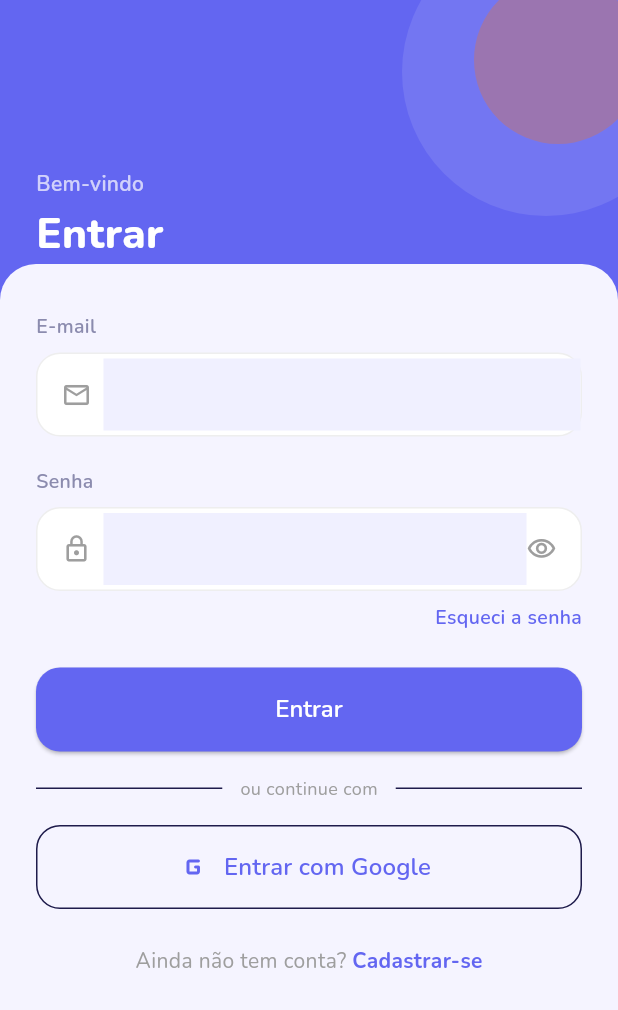
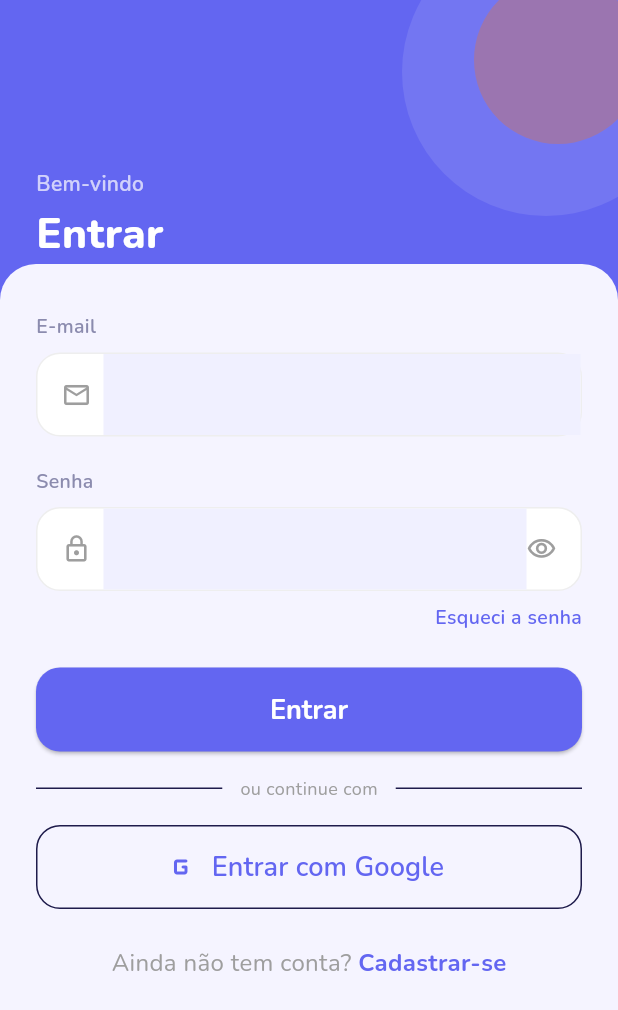
Before and after one commit to lupetenazzi/estudos_app, a Flutter app: the screen it shows after launch, on a phone screen of 412 x 824 dp. Shown: the top 1010 px of the screen. Run offline on Flutter 3.47's test engine with Material 3 defaults, Android fonts, the phone set to English and light mode, and no system bars; our stand-ins replace drift, drift_flutter, flutter_local_notifications, flutter_riverpod, freezed_annotation, google_fonts and 4 more; missing offline and left inert: googleapis; accounts and stored records are empty; generated files the repository leaves out were written again.

Commit message:
feat: ajustes de UI no tamanho da fonte

```diff
--- a/lib/theme/app_theme.dart
+++ b/lib/theme/app_theme.dart
@@ -2,35 +2,22 @@ import 'package:flutter/material.dart';
 import 'package:google_fonts/google_fonts.dart';
 
 class AppColors {
-  // Cores principais
   static const primary = Color(0xFF6366F1);
   static const primaryForeground = Color(0xFFFFFFFF);
-
-  // Fundo e superfícies
   static const background = Color(0xFFF5F4FF);
   static const surface = Color(0xFFFFFFFF);
   static const muted = Color(0xFFEEF0FF);
-
-  // Textos
   static const foreground = Color(0xFF1E1B4B);
   static const mutedForeground = Color(0xFF8B8BAE);
-
-  // Acento (laranja)
   static const accent = Color(0xFFF97316);
   static const accentForeground = Color(0xFFFFFFFF);
-
-  // Secundário (laranja claro)
   static const secondary = Color(0xFFFFF4ED);
   static const secondaryForeground = Color(0xFFC2410C);
-
-  // Estados
   static const destructive = Color(0xFFEF4444);
   static const success = Color(0xFF10B981);
   static const warning = Color(0xFFF59E0B);
-
-  // Input
   static const inputBackground = Color(0xFFF0F0FF);
-  static const border = Color(0x1F6366F1); // rgba(99,102,241,0.12)
+  static const border = Color(0x1F6366F1);
 }
 
 class AppTheme {
@@ -50,34 +37,49 @@ class AppTheme {
       scaffoldBackgroundColor: AppColors.background,
       textTheme: GoogleFonts.nunitoTextTheme().copyWith(
         headlineLarge: GoogleFonts.nunito(
-          fontSize: 32,
-          fontWeight: FontWeight.w600,
+          fontSize: 36,
+          fontWeight: FontWeight.w800,
           color: AppColors.foreground,
         ),
         headlineMedium: GoogleFonts.nunito(
-          fontSize: 24,
-          fontWeight: FontWeight.w600,
+          fontSize: 28,
+          fontWeight: FontWeight.w700,
           color: AppColors.foreground,
         ),
         headlineSmall: GoogleFonts.nunito(
-          fontSize: 20,
-          fontWeight: FontWeight.w600,
+          fontSize: 22,
+          fontWeight: FontWeight.w700,
           color: AppColors.foreground,
         ),
         bodyLarge: GoogleFonts.nunito(
-          fontSize: 16,
+          fontSize: 18,
           fontWeight: FontWeight.w400,
           color: AppColors.foreground,
         ),
         bodyMedium: GoogleFonts.nunito(
+          fontSize: 16,
+          fontWeight: FontWeight.w400,
+          color: AppColors.mutedForeground,
+        ),
+        bodySmall: GoogleFonts.nunito(
           fontSize: 14,
           fontWeight: FontWeight.w400,
           color: AppColors.mutedForeground,
         ),
         labelLarge: GoogleFonts.nunito(
+          fontSize: 18,
+          fontWeight: FontWeight.w600,
+          color: AppColors.foreground,
+        ),
+        labelMedium: GoogleFonts.nunito(
           fontSize: 16,
           fontWeight: FontWeight.w600,
           color: AppColors.foreground,
+        ),
+        labelSmall: GoogleFonts.nunito(
+          fontSize: 14,
+          fontWeight: FontWeight.w500,
+          color: AppColors.mutedForeground,
         ),
       ),
       appBarTheme: const AppBarTheme(
@@ -93,16 +95,17 @@ class AppTheme {
           shape: RoundedRectangleBorder(
             borderRadius: BorderRadius.circular(16),
           ),
-          padding: const EdgeInsets.symmetric(horizontal: 24, vertical: 14),
+          padding: const EdgeInsets.symmetric(horizontal: 24, vertical: 16),
           textStyle: GoogleFonts.nunito(
-            fontSize: 16,
-            fontWeight: FontWeight.w600,
+            fontSize: 18,
+            fontWeight: FontWeight.w700,
           ),
         ),
       ),
       inputDecorationTheme: InputDecorationTheme(
         filled: true,
         fillColor: AppColors.inputBackground,
+        contentPadding: const EdgeInsets.symmetric(horizontal: 16, vertical: 16),
         border: OutlineInputBorder(
           borderRadius: BorderRadius.circular(16),
           borderSide: BorderSide.none,
@@ -114,6 +117,10 @@ class AppTheme {
         focusedBorder: OutlineInputBorder(
           borderRadius: BorderRadius.circular(16),
           borderSide: const BorderSide(color: AppColors.primary, width: 1.5),
+        ),
+        hintStyle: GoogleFonts.nunito(
+          fontSize: 16,
+          color: AppColors.mutedForeground,
         ),
       ),
       cardTheme: CardThemeData(
```
